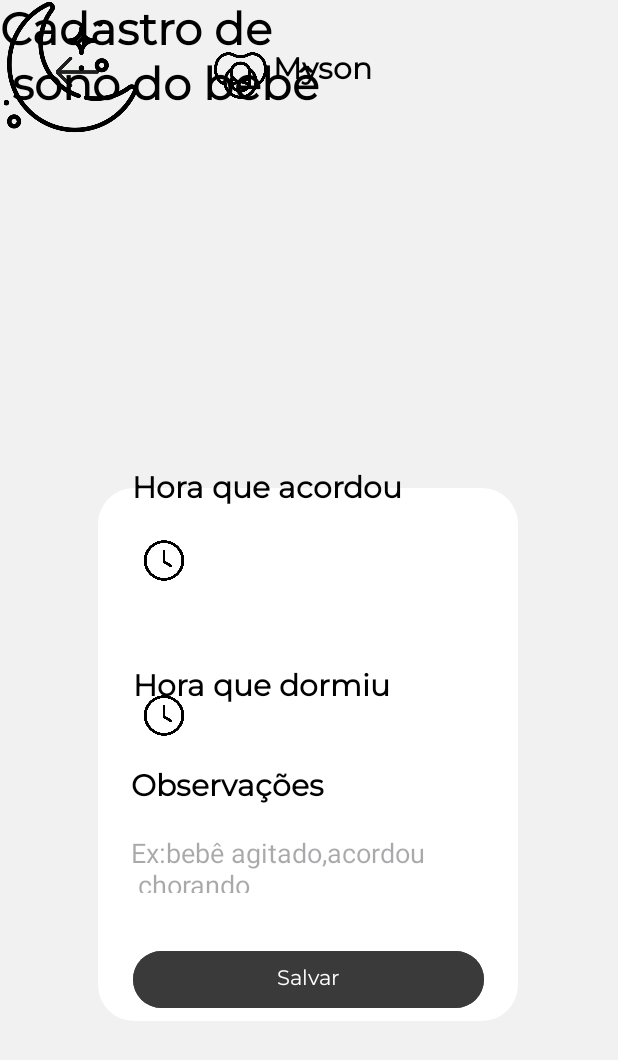
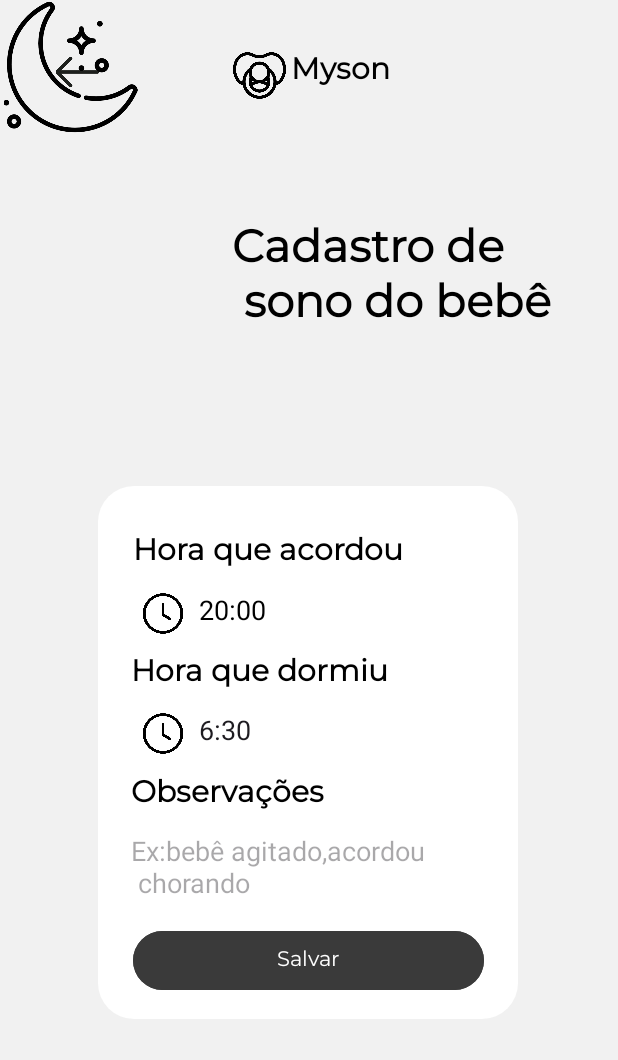
Before and after one commit to joaogpereira/Myson, an Android app: the CadastroSonoActivity screen opened directly, with no data from a screen before it, on a phone screen of 412 x 824 dp. Shown: the top 1060 px of the screen. Run offline under Robolectric (Android 15) with nearby library versions, the phone set to English and light mode, and no system bars.

Commit message:
tela pronta

```diff
--- a/app/src/main/res/layout/activity_cadastro_sono.xml
+++ b/app/src/main/res/layout/activity_cadastro_sono.xml
@@ -21,22 +21,21 @@
         app:layout_constraintHorizontal_bias="0.496"
         app:layout_constraintStart_toStartOf="parent"
         app:layout_constraintTop_toTopOf="parent"
-        app:layout_constraintVertical_bias="0.694" />
+        app:layout_constraintVertical_bias="0.691" />
 
     <Button
         android:id="@+id/button3"
         android:layout_width="234dp"
-        android:layout_height="46dp"
+        android:layout_height="47dp"
         android:alpha="0.77"
         android:backgroundTint="@color/Cor_botao"
         android:fontFamily="@font/montserrat"
         android:text="Salvar"
-        app:layout_constraintBottom_toBottomOf="parent"
-        app:layout_constraintEnd_toEndOf="parent"
-        app:layout_constraintHorizontal_bias="0.497"
-        app:layout_constraintStart_toStartOf="parent"
-        app:layout_constraintTop_toTopOf="parent"
-        app:layout_constraintVertical_bias="0.81" />
+        app:layout_constraintBottom_toBottomOf="@+id/materialToolbarTelaCasdastroSono"
+        app:layout_constraintEnd_toEndOf="@+id/materialToolbarTelaCasdastroSono"
+        app:layout_constraintStart_toStartOf="@+id/materialToolbarTelaCasdastroSono"
+        app:layout_constraintTop_toTopOf="@+id/materialToolbarTelaCasdastroSono"
+        app:layout_constraintVertical_bias="0.951" />
 
     <ImageView
         android:id="@+id/imagemVoltarDoEsqueciSenha2"
@@ -56,7 +55,7 @@
         android:layout_height="35dp"
         app:layout_constraintBottom_toBottomOf="parent"
         app:layout_constraintEnd_toEndOf="parent"
-        app:layout_constraintHorizontal_bias="0.376"
+        app:layout_constraintHorizontal_bias="0.411"
         app:layout_constraintStart_toStartOf="parent"
         app:layout_constraintTop_toTopOf="parent"
         app:layout_constraintVertical_bias="0.041"
@@ -74,7 +73,7 @@
         android:textStyle="bold"
         app:layout_constraintBottom_toBottomOf="parent"
         app:layout_constraintEnd_toEndOf="parent"
-        app:layout_constraintHorizontal_bias="0.526"
+        app:layout_constraintHorizontal_bias="0.561"
         app:layout_constraintStart_toStartOf="parent"
         app:layout_constraintTop_toTopOf="parent"
         app:layout_constraintVertical_bias="0.041" />
@@ -90,10 +89,10 @@
         android:textStyle="bold"
         app:layout_constraintBottom_toBottomOf="@+id/materialToolbarTelaCasdastroSono"
         app:layout_constraintEnd_toEndOf="@+id/materialToolbarTelaCasdastroSono"
-        app:layout_constraintHorizontal_bias="0.214"
+        app:layout_constraintHorizontal_bias="0.205"
         app:layout_constraintStart_toStartOf="@+id/materialToolbarTelaCasdastroSono"
         app:layout_constraintTop_toTopOf="@+id/materialToolbarTelaCasdastroSono"
-        app:layout_constraintVertical_bias="0.365" />
+        app:layout_constraintVertical_bias="0.338" />
 
     <TextView
         android:id="@+id/textView23"
@@ -104,12 +103,12 @@
         android:textColor="@color/Cor_letra"
         android:textSize="20sp"
         android:textStyle="bold"
-        app:layout_constraintBottom_toBottomOf="parent"
-        app:layout_constraintEnd_toEndOf="parent"
-        app:layout_constraintHorizontal_bias="0.379"
-        app:layout_constraintStart_toStartOf="parent"
-        app:layout_constraintTop_toTopOf="parent"
-        app:layout_constraintVertical_bias="0.393" />
+        app:layout_constraintBottom_toBottomOf="@+id/materialToolbarTelaCasdastroSono"
+        app:layout_constraintEnd_toEndOf="@+id/materialToolbarTelaCasdastroSono"
+        app:layout_constraintHorizontal_bias="0.234"
+        app:layout_constraintStart_toStartOf="@+id/materialToolbarTelaCasdastroSono"
+        app:layout_constraintTop_toTopOf="@+id/materialToolbarTelaCasdastroSono"
+        app:layout_constraintVertical_bias="0.091" />
 
     <TextView
         android:id="@+id/textView24"
@@ -120,24 +119,28 @@
         android:textColor="@color/Cor_letra"
         android:textSize="20sp"
         android:textStyle="bold"
-        app:layout_constraintBottom_toBottomOf="parent"
-        app:layout_constraintEnd_toEndOf="parent"
-        app:layout_constraintHorizontal_bias="0.309"
-        app:layout_constraintStart_toStartOf="parent"
-        app:layout_constraintTop_toTopOf="parent"
-        app:layout_constraintVertical_bias="0.643" />
+        app:layout_constraintBottom_toBottomOf="@+id/materialToolbarTelaCasdastroSono"
+        app:layout_constraintEnd_toEndOf="@+id/materialToolbarTelaCasdastroSono"
+        app:layout_constraintHorizontal_bias="0.146"
+        app:layout_constraintStart_toStartOf="@+id/materialToolbarTelaCasdastroSono"
+        app:layout_constraintTop_toTopOf="@+id/materialToolbarTelaCasdastroSono"
+        app:layout_constraintVertical_bias="0.585" />
 
     <TextView
         android:id="@+id/textView16"
         android:layout_width="wrap_content"
         android:layout_height="wrap_content"
-        android:textStyle="bold"
         android:fontFamily="@font/montserrat"
         android:text="Cadastro de \n sono do bebê"
         android:textColor="@color/Cor_letra"
         android:textSize="30sp"
-        tools:layout_editor_absoluteX="153dp"
-        tools:layout_editor_absoluteY="128dp" />
+        android:textStyle="bold"
+        app:layout_constraintBottom_toBottomOf="parent"
+        app:layout_constraintEnd_toEndOf="parent"
+        app:layout_constraintHorizontal_bias="0.776"
+        app:layout_constraintStart_toStartOf="parent"
+        app:layout_constraintTop_toTopOf="parent"
+        app:layout_constraintVertical_bias="0.195" />
 
     <EditText
         android:id="@+id/editTextTime"
@@ -146,13 +149,14 @@
         android:background="@android:color/transparent"
         android:ems="10"
         android:inputType="time"
-        app:layout_constraintBottom_toBottomOf="parent"
-        app:layout_constraintEnd_toEndOf="parent"
-        app:layout_constraintHorizontal_bias="0.437"
-        app:layout_constraintStart_toStartOf="parent"
-        app:layout_constraintTop_toTopOf="parent"
-        app:layout_constraintVertical_bias="0.456"
-        />
+        android:text="          20:00"
+        android:textColor="@color/Cor_letra"
+        app:layout_constraintBottom_toBottomOf="@+id/materialToolbarTelaCasdastroSono"
+        app:layout_constraintEnd_toEndOf="@+id/materialToolbarTelaCasdastroSono"
+        app:layout_constraintHorizontal_bias="0.314"
+        app:layout_constraintStart_toStartOf="@+id/materialToolbarTelaCasdastroSono"
+        app:layout_constraintTop_toTopOf="@+id/materialToolbarTelaCasdastroSono"
+        app:layout_constraintVertical_bias="0.211" />
 
     <EditText
         android:id="@+id/editTextTime2"
@@ -161,12 +165,13 @@
         android:background="@android:color/transparent"
         android:ems="10"
         android:inputType="time"
-        app:layout_constraintBottom_toBottomOf="parent"
-        app:layout_constraintEnd_toEndOf="parent"
-        app:layout_constraintHorizontal_bias="0.432"
-        app:layout_constraintStart_toStartOf="parent"
-        app:layout_constraintTop_toTopOf="parent"
-        app:layout_constraintVertical_bias="0.577" />
+        android:text="          6:30"
+        app:layout_constraintBottom_toBottomOf="@+id/materialToolbarTelaCasdastroSono"
+        app:layout_constraintEnd_toEndOf="@+id/materialToolbarTelaCasdastroSono"
+        app:layout_constraintHorizontal_bias="0.314"
+        app:layout_constraintStart_toStartOf="@+id/materialToolbarTelaCasdastroSono"
+        app:layout_constraintTop_toTopOf="@+id/materialToolbarTelaCasdastroSono"
+        app:layout_constraintVertical_bias="0.453" />
 
     <TextView
         android:id="@+id/textView25"
@@ -179,41 +184,41 @@
     <EditText
         android:id="@+id/editTextText2"
         android:layout_width="225dp"
-        android:layout_height="39dp"
+        android:layout_height="41dp"
         android:background="@android:color/transparent"
         android:ems="10"
         android:hint="Ex:bebê agitado,acordou \n chorando"
         android:inputType="text"
         android:textColor="@color/Cor_letra"
-        app:layout_constraintBottom_toBottomOf="parent"
-        app:layout_constraintEnd_toEndOf="parent"
-        app:layout_constraintHorizontal_bias="0.467"
-        app:layout_constraintStart_toStartOf="parent"
-        app:layout_constraintTop_toTopOf="parent"
-        app:layout_constraintVertical_bias="0.709" />
+        app:layout_constraintBottom_toBottomOf="@+id/materialToolbarTelaCasdastroSono"
+        app:layout_constraintEnd_toEndOf="@+id/materialToolbarTelaCasdastroSono"
+        app:layout_constraintHorizontal_bias="0.4"
+        app:layout_constraintStart_toStartOf="@+id/materialToolbarTelaCasdastroSono"
+        app:layout_constraintTop_toTopOf="@+id/materialToolbarTelaCasdastroSono"
+        app:layout_constraintVertical_bias="0.735" />
 
     <ImageView
         android:id="@+id/imageView6"
         android:layout_width="45dp"
         android:layout_height="30dp"
-        app:layout_constraintBottom_toBottomOf="parent"
-        app:layout_constraintEnd_toEndOf="parent"
-        app:layout_constraintHorizontal_bias="0.237"
-        app:layout_constraintStart_toStartOf="parent"
-        app:layout_constraintTop_toTopOf="parent"
-        app:layout_constraintVertical_bias="0.452"
+        app:layout_constraintBottom_toBottomOf="@+id/editTextTime"
+        app:layout_constraintEnd_toEndOf="@+id/editTextTime"
+        app:layout_constraintHorizontal_bias="0.0"
+        app:layout_constraintStart_toStartOf="@+id/editTextTime"
+        app:layout_constraintTop_toTopOf="@+id/editTextTime"
+        app:layout_constraintVertical_bias="0.0"
         app:srcCompat="@drawable/relogio" />
 
     <ImageView
         android:id="@+id/imageView11"
         android:layout_width="45dp"
         android:layout_height="30dp"
-        app:layout_constraintBottom_toBottomOf="parent"
-        app:layout_constraintEnd_toEndOf="parent"
-        app:layout_constraintHorizontal_bias="0.237"
-        app:layout_constraintStart_toStartOf="parent"
-        app:layout_constraintTop_toTopOf="parent"
-        app:layout_constraintVertical_bias="0.582"
+        app:layout_constraintBottom_toBottomOf="@+id/editTextTime2"
+        app:layout_constraintEnd_toEndOf="@+id/editTextTime2"
+        app:layout_constraintHorizontal_bias="0.0"
+        app:layout_constraintStart_toStartOf="@+id/editTextTime2"
+        app:layout_constraintTop_toTopOf="@+id/editTextTime2"
+        app:layout_constraintVertical_bias="0.0"
         app:srcCompat="@drawable/relogio" />
 
     <ImageView
@@ -221,7 +226,7 @@
         android:layout_width="94dp"
         android:layout_height="89dp"
         app:srcCompat="@drawable/lua"
-        tools:layout_editor_absoluteX="45dp"
+        tools:layout_editor_absoluteX="59dp"
         tools:layout_editor_absoluteY="115dp" />
 
 </androidx.constraintlayout.widget.ConstraintLayout>
```
